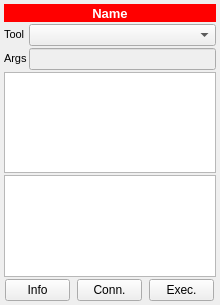
First picture: the form in spinetoolbox/ui/subwindow_tool.ui, repository spine-tools/Spine-Toolbox, before the edit.
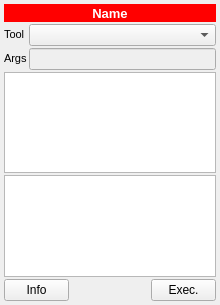
Second picture: the form after the edit.

Commit message: Issue #40 resolved (Remove Conn. buttons in item subwindows).

The edit to the form file:
```diff
--- a/spinetoolbox/ui/subwindow_tool.ui
+++ b/spinetoolbox/ui/subwindow_tool.ui
@@ -296,26 +296,17 @@
         </widget>
        </item>
        <item>
-        <widget class="QPushButton" name="pushButton_connections">
-         <property name="sizePolicy">
-          <sizepolicy hsizetype="Minimum" vsizetype="Fixed">
-           <horstretch>0</horstretch>
-           <verstretch>0</verstretch>
-          </sizepolicy>
+        <spacer name="horizontalSpacer">
+         <property name="orientation">
+          <enum>Qt::Horizontal</enum>
          </property>
-         <property name="maximumSize">
+         <property name="sizeHint" stdset="0">
           <size>
-           <width>65</width>
-           <height>23</height>
+           <width>40</width>
+           <height>20</height>
           </size>
          </property>
-         <property name="toolTip">
-          <string>&lt;html&gt;&lt;head/&gt;&lt;body&gt;&lt;p&gt;Show connections&lt;/p&gt;&lt;/body&gt;&lt;/html&gt;</string>
-         </property>
-         <property name="text">
-          <string>Conn.</string>
-         </property>
-        </widget>
+        </spacer>
        </item>
        <item>
         <widget class="QPushButton" name="pushButton_execute">
```
Left out of the diff: 3 changed lines with no effect on the pictures. The commit also changes 13 other files.
